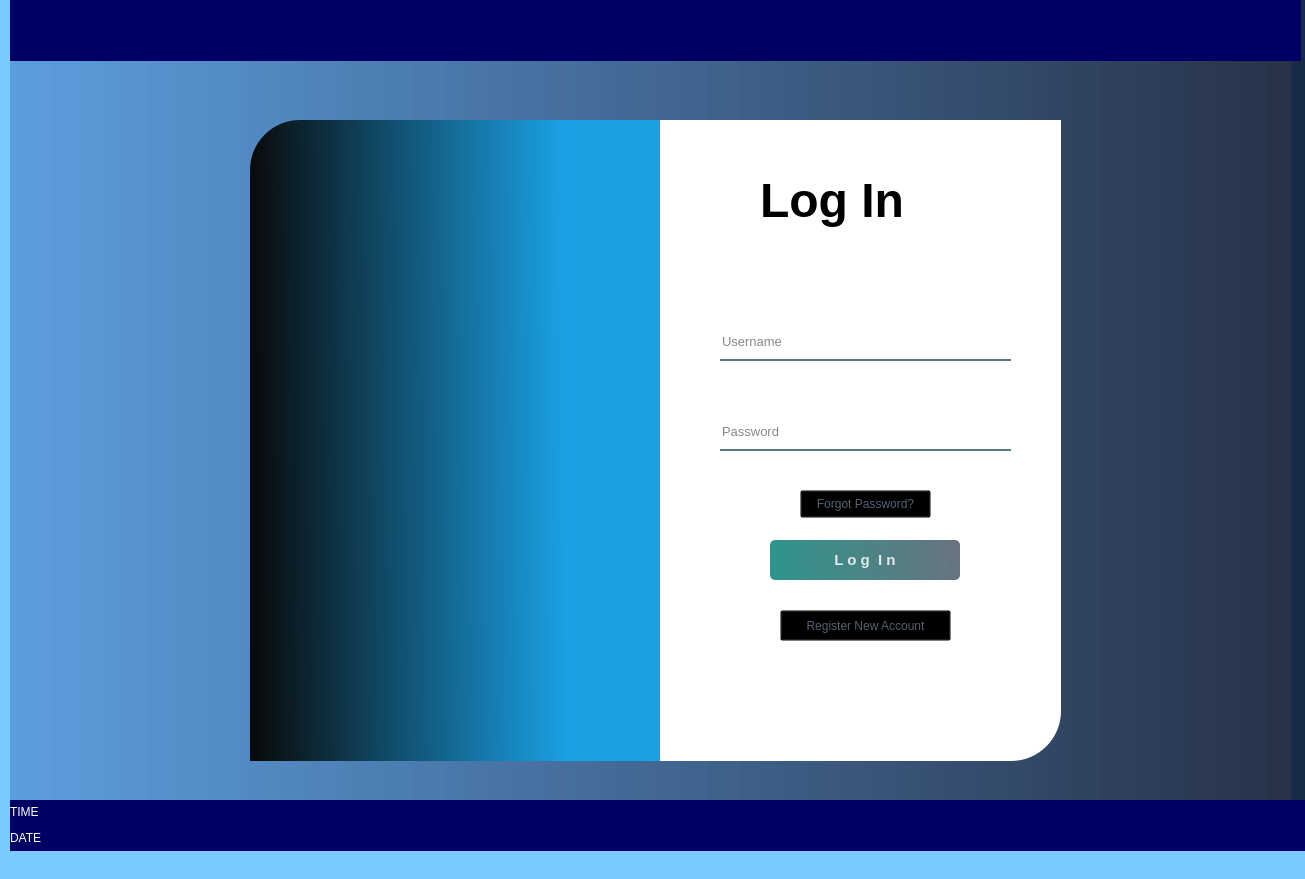
SheenaLei/BES_MANAGEMENT_SYSTEM, file BES_MANAGEMENT_SYSTEM/gui/ui/loginUi3_revised_1.ui: the form before one commit.
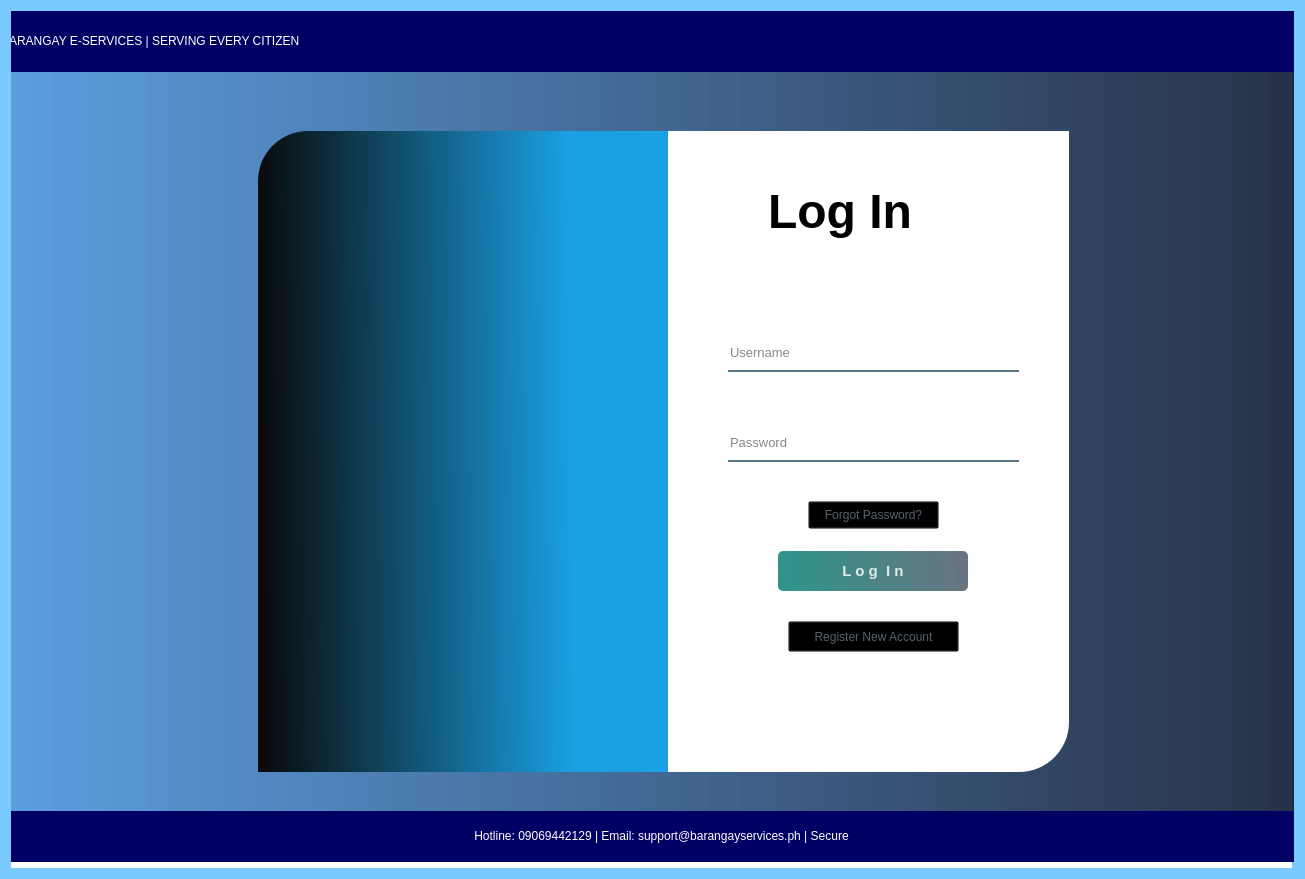
The form after the commit. Icons and pictures are not drawn.

```diff
--- a/BES_MANAGEMENT_SYSTEM/gui/ui/loginUi3_revised_1.ui
+++ b/BES_MANAGEMENT_SYSTEM/gui/ui/loginUi3_revised_1.ui
@@ -16,15 +16,9 @@
   <property name="styleSheet">
    <string notr="true">background-color: rgb(123, 202, 255);</string>
   </property>
+  <layout class="QVBoxLayout" name="verticalLayout">
+   <item>
   <widget class="QWidget" name="widget" native="true">
-   <property name="geometry">
-    <rect>
-     <x>10</x>
-     <y>0</y>
-     <width>1361</width>
-     <height>851</height>
-    </rect>
-   </property>
    <property name="styleSheet">
     <string notr="true">QPushButton#pushButton{
 	background-color: qlineargradient(spread:pad, x1:0, y1:0.505682, x2:1, y2:0.477, stop:0 rgba(11, 131, 120, 219), stop:1 rgba(85, 98, 112, 226));
@@ -62,7 +56,7 @@
    <widget class="QLabel" name="label_2">
     <property name="geometry">
      <rect>
-      <x>240</x>
+        <x>247</x>
       <y>120</y>
       <width>411</width>
       <height>641</height>
@@ -79,7 +73,7 @@
    <widget class="QLabel" name="label_3">
     <property name="geometry">
      <rect>
-      <x>650</x>
+        <x>657</x>
       <y>120</y>
       <width>401</width>
       <height>641</height>
@@ -96,7 +90,7 @@
    <widget class="QLabel" name="label_4">
     <property name="geometry">
      <rect>
-      <x>750</x>
+        <x>757</x>
       <y>140</y>
       <width>221</width>
       <height>121</height>
@@ -123,7 +117,7 @@
    <widget class="QLineEdit" name="lineEdit">
     <property name="geometry">
      <rect>
-      <x>710</x>
+        <x>717</x>
       <y>330</y>
       <width>291</width>
       <height>31</height>
@@ -148,7 +142,7 @@
    <widget class="QLineEdit" name="lineEdit_2">
     <property name="geometry">
      <rect>
-      <x>710</x>
+        <x>717</x>
       <y>420</y>
       <width>291</width>
       <height>31</height>
@@ -176,7 +170,7 @@
    <widget class="QPushButton" name="pushButton">
     <property name="geometry">
      <rect>
-      <x>760</x>
+        <x>767</x>
       <y>540</y>
       <width>190</width>
       <height>40</height>
@@ -196,7 +190,7 @@
    <widget class="QPushButton" name="pushButton_2">
     <property name="geometry">
      <rect>
-      <x>770</x>
+        <x>777</x>
       <y>610</y>
       <width>171</width>
       <height>31</height>
@@ -246,7 +240,7 @@
    <widget class="QPushButton" name="pushButton_3">
     <property name="geometry">
      <rect>
-      <x>790</x>
+        <x>797</x>
       <y>490</y>
       <width>131</width>
       <height>28</height>
@@ -283,10 +277,15 @@
      </rect>
     </property>
     <property name="styleSheet">
-     <string notr="true">background-color: rgb(0, 0, 100);</string>
+       <string notr="true">background-color: rgb(0, 0, 100);
+color: rgb(255, 255, 255);
+font: 14pt "Arial";</string>
     </property>
     <property name="text">
-     <string/>
+       <string>&lt;html&gt;&lt;head/&gt;&lt;body&gt;&lt;p&gt;BARANGAY E-SERVICES  |  SERVING EVERY CITIZEN&lt;/p&gt;&lt;/body&gt;&lt;/html&gt;</string>
+      </property>
+      <property name="alignment">
+       <set>Qt::AlignLeft|Qt::AlignVCenter</set>
     </property>
    </widget>
    <widget class="QLabel" name="label_8">
@@ -299,10 +298,15 @@
      </rect>
     </property>
     <property name="styleSheet">
-     <string notr="true">background-color: rgb(0, 0, 100);</string>
+       <string notr="true">background-color: rgb(0, 0, 100);
+color: rgb(255, 255, 255);
+font: 11pt "Arial";</string>
+      </property>
+      <property name="alignment">
+       <set>Qt::AlignCenter</set>
     </property>
     <property name="text">
-     <string>&lt;html&gt;&lt;head/&gt;&lt;body&gt;&lt;p&gt;&lt;span style=&quot; color:#ffffff;&quot;&gt;TIME&lt;/span&gt;&lt;/p&gt;&lt;p&gt;&lt;span style=&quot; color:#ffffff;&quot;&gt;DATE&lt;/span&gt;&lt;/p&gt;&lt;/body&gt;&lt;/html&gt;</string>
+       <string>&lt;html&gt;&lt;head/&gt;&lt;body&gt;&lt;p&gt;Hotline: 09069442129  |  Email: support@barangayservices.ph  |  Secure&lt;/p&gt;&lt;/body&gt;&lt;/html&gt;</string>
     </property>
    </widget>
    <zorder>label</zorder>
@@ -319,6 +323,8 @@
    <zorder>label_9</zorder>
    <zorder>label_8</zorder>
   </widget>
+   </item>
+  </layout>
  </widget>
  <resources>
   <include location="loginUi4/res.qrc"/>
```
Lines whose indentation alone changed are shown as unchanged.
